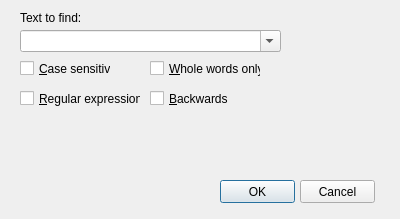
Old version of the form src/searchdialog.ui in the repository borneq/qedytor.
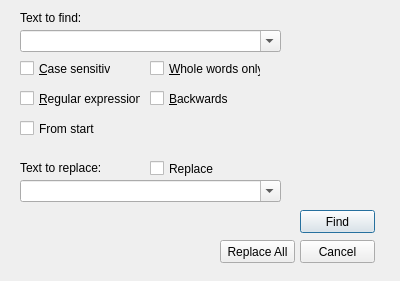
New version of the form.

Commit message: preparation for replace

The edit to the form file:
```diff
--- a/src/searchdialog.ui
+++ b/src/searchdialog.ui
@@ -7,7 +7,7 @@
     <x>0</x>
     <y>0</y>
     <width>400</width>
-    <height>219</height>
+    <height>281</height>
    </rect>
   </property>
   <property name="windowTitle">
@@ -17,7 +17,7 @@
    <property name="geometry">
     <rect>
      <x>300</x>
-     <y>180</y>
+     <y>240</y>
      <width>75</width>
      <height>23</height>
     </rect>
@@ -32,14 +32,14 @@
   <widget class="QPushButton" name="OkButton">
    <property name="geometry">
     <rect>
-     <x>220</x>
-     <y>180</y>
+     <x>300</x>
+     <y>210</y>
      <width>75</width>
      <height>23</height>
     </rect>
    </property>
    <property name="text">
-    <string>OK</string>
+    <string>Find</string>
    </property>
   </widget>
   <widget class="QComboBox" name="comboBox">
@@ -120,6 +120,71 @@
     <string>&amp;Backwards</string>
    </property>
   </widget>
+  <widget class="QCheckBox" name="cbFromStart">
+   <property name="geometry">
+    <rect>
+     <x>20</x>
+     <y>120</y>
+     <width>121</width>
+     <height>17</height>
+    </rect>
+   </property>
+   <property name="text">
+    <string>From start</string>
+   </property>
+  </widget>
+  <widget class="QPushButton" name="ReplaceAllButton">
+   <property name="geometry">
+    <rect>
+     <x>220</x>
+     <y>240</y>
+     <width>75</width>
+     <height>23</height>
+    </rect>
+   </property>
+   <property name="text">
+    <string>Replace All</string>
+   </property>
+  </widget>
+  <widget class="QComboBox" name="comboBox_2">
+   <property name="geometry">
+    <rect>
+     <x>20</x>
+     <y>180</y>
+     <width>261</width>
+     <height>22</height>
+    </rect>
+   </property>
+   <property name="editable">
+    <bool>true</bool>
+   </property>
+  </widget>
+  <widget class="QLabel" name="label_2">
+   <property name="geometry">
+    <rect>
+     <x>20</x>
+     <y>160</y>
+     <width>81</width>
+     <height>16</height>
+    </rect>
+   </property>
+   <property name="text">
+    <string>Text to replace:</string>
+   </property>
+  </widget>
+  <widget class="QCheckBox" name="cbReplace">
+   <property name="geometry">
+    <rect>
+     <x>150</x>
+     <y>160</y>
+     <width>121</width>
+     <height>17</height>
+    </rect>
+   </property>
+   <property name="text">
+    <string>Replace</string>
+   </property>
+  </widget>
  </widget>
  <resources/>
  <connections/>
```
The commit also changes 4 other files.
